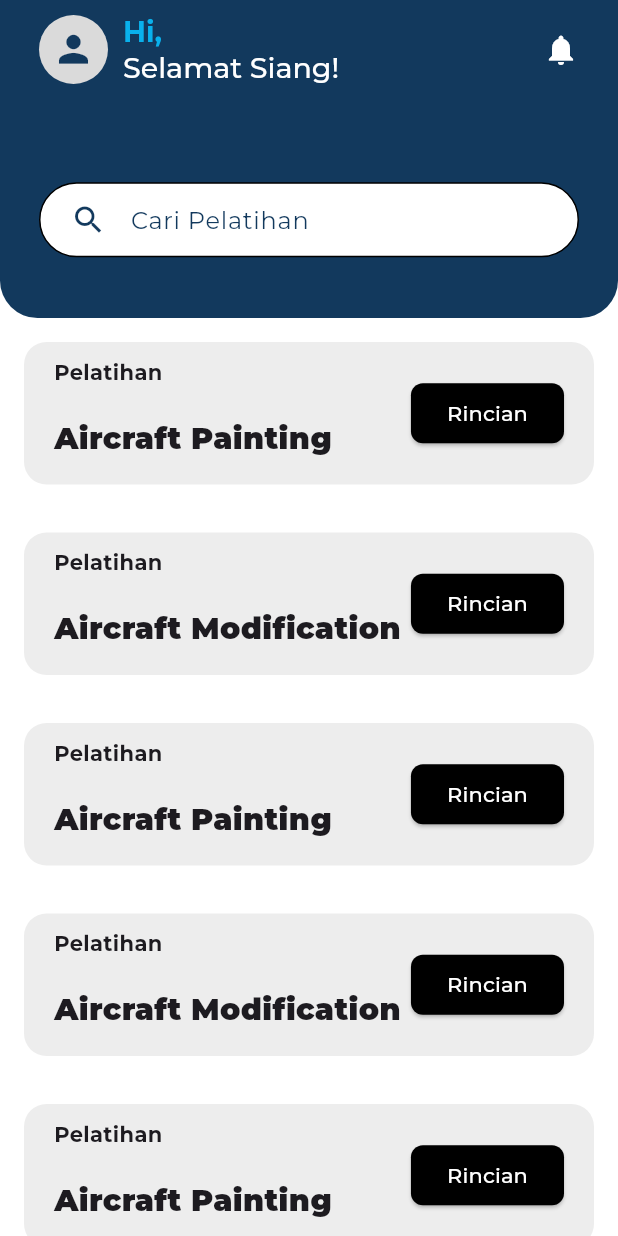
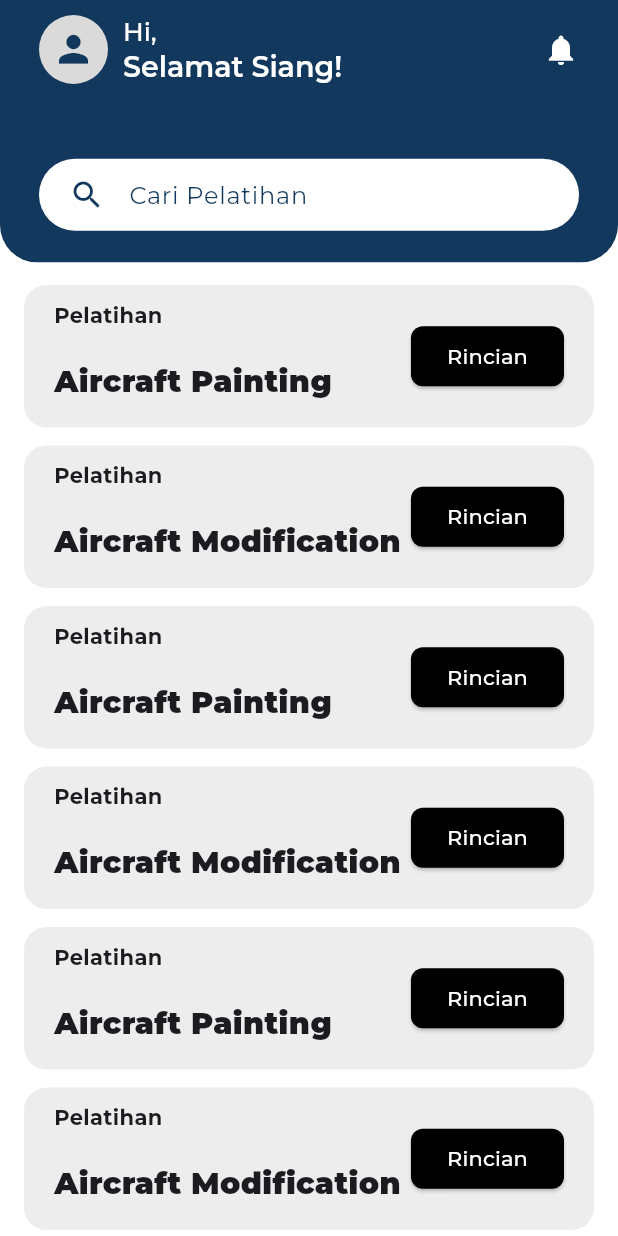
Before and after one commit to Megane-Team/aerolearn_app, a Flutter app: the Beranda screen opened directly, on a phone screen of 412 x 824 dp. Run offline on Flutter 3.47's test engine with Material 3 defaults, Android fonts, the phone set to English and light mode, and no system bars; our stand-ins replace flutter_dash, go_router, google_fonts, table_calendar, wtf_sliding_sheet; missing offline and left inert: flutter_datetime_format.

Commit message:
UI/Beranda:done

```diff
--- a/lib/page/beranda.dart
+++ b/lib/page/beranda.dart
@@ -14,7 +14,7 @@ class _BerandaState extends State<Beranda> {
   Widget build(BuildContext context) {
     return Scaffold(
       appBar: PreferredSize(
-          preferredSize: const Size.fromHeight(212.0),
+          preferredSize: const Size.fromHeight(175.0),
           child: ClipRRect(
             borderRadius: const BorderRadius.vertical(
               bottom: Radius.circular(25),
@@ -50,15 +50,15 @@ class _BerandaState extends State<Beranda> {
                         const Text(
                           'Hi, ',
                           style: TextStyle(
-                              fontSize: 19,
-                              fontWeight: FontWeight.bold,
-                              color: Color(0xFF09B1EC)),
+                              fontSize: 17,
+                              fontWeight: FontWeight.w500,
+                              color: Colors.white),
                         ),
                         Text(
                           getGreeting(),
                           style: const TextStyle(
                               fontSize: 19,
-                              fontWeight: FontWeight.w500,
+                              fontWeight: FontWeight.w600,
                               color: Colors.white),
                         ),
                       ],
@@ -74,13 +74,12 @@ class _BerandaState extends State<Beranda> {
               flexibleSpace: Column(
                 mainAxisAlignment: MainAxisAlignment.center,
                 children: [
-                  const Spacer(flex: 3),
+                  const Spacer(flex: 5),
                   Container(
                     width: 360,
                     padding: const EdgeInsets.symmetric(horizontal: 20.0),
                     decoration: BoxDecoration(
                       color: Colors.white,
-                      border: Border.all(color: Colors.black),
                       borderRadius: BorderRadius.circular(25.0),
                     ),
                     child: const TextField(
@@ -101,13 +100,14 @@ class _BerandaState extends State<Beranda> {
           )),
       body: Column(
         children: [
+          SizedBox(height: 5),
           Expanded(
               child: ListView.builder(
             itemCount: training.length,
             itemBuilder: (context, index) {
               var detailTraining = training[index];
               return Padding(
-                padding: const EdgeInsets.all(16.0),
+                padding: const EdgeInsets.only(top: 10, right: 16, left: 16, bottom: 2),
                 child: Container(
                     padding: const EdgeInsets.symmetric(
                         horizontal: 20, vertical: 10),
--- a/lib/page/progress.dart
+++ b/lib/page/progress.dart
@@ -17,6 +17,7 @@ class _ProgressState extends State<Progress> {
             padding: EdgeInsets.only(
               top: 20.0,
               left: 15,
+              bottom: 18,
             ), // Adjust the value as needed
             child: Text(
               'Progres Latihan',
@@ -38,7 +39,7 @@ class _ProgressState extends State<Progress> {
                   DateTime trainingDate =
                       DateTime.parse(progressTraining['tanggal']!);
                   return Padding(
-                    padding: const EdgeInsets.all(16.0),
+                    padding: const EdgeInsets.only(top: 10, right: 16, left: 16,),
                     child: Container(
                       padding:
                           const EdgeInsets.only(top: 20, left: 20, right: 20),
--- a/lib/router.dart
+++ b/lib/router.dart
@@ -5,7 +5,8 @@ import 'package:aerolearn/utils/navigation_bar.dart';
 import 'package:go_router/go_router.dart';
 import 'package:aerolearn/page/login.dart';
 
-final router = GoRouter( initialLocation: ('/mainpage'),
+final router = GoRouter(
+  initialLocation: ('/mainpage'),
   routes: [
     GoRoute(
       path: "/login",
```
Also changed, not shown: lib/utils/navigation_bar.dart (+40 -12 lines), lib/page/sub_page/notification.dart (line endings or trailing spaces), 1 other file.
